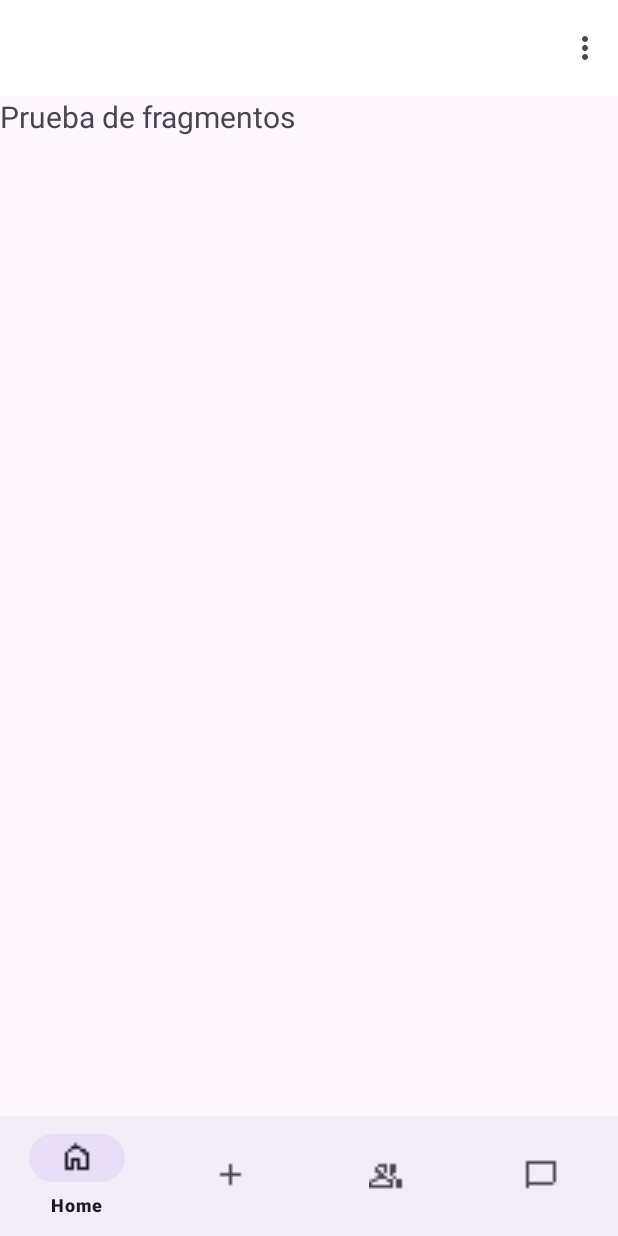
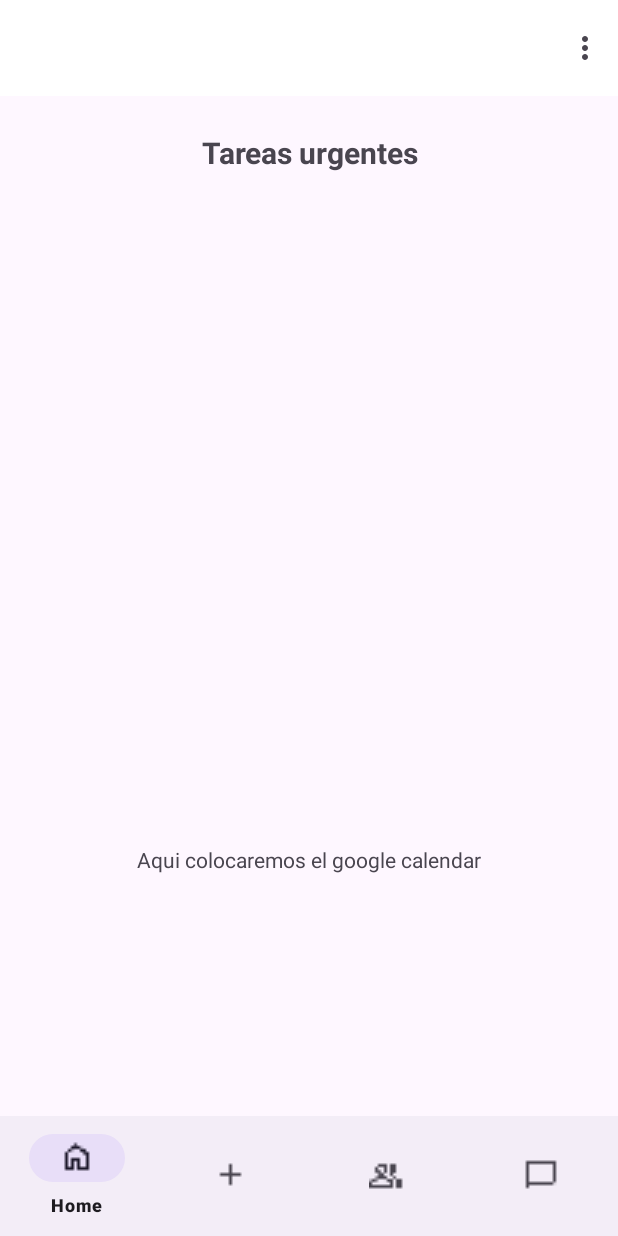
Before and after one commit to Random2127/Abogados, an Android app: the HomeAdmFragment screen opened directly, with no data from a screen before it, on a phone screen of 412 x 824 dp. Run offline under Robolectric (Android 15) with nearby library versions, the phone set to English and light mode, and no system bars.

Commit message:
creados todos los fragmentos abogado

```diff
--- a/app/src/main/java/com/example/abogados/MainActivity.java
+++ b/app/src/main/java/com/example/abogados/MainActivity.java
@@ -22,10 +22,8 @@ public class MainActivity extends AppCompatActivity {
     protected EditText correo;
     protected EditText passwd;
     protected String correoString;
-
     protected TextView registro;
     protected Button boton;
-
     protected Intent pasarPantalla;
 
     @Override
--- a/app/src/main/java/com/example/abogados/abogado/HomeAdmFragment.java
+++ b/app/src/main/java/com/example/abogados/abogado/HomeAdmFragment.java
@@ -61,6 +61,6 @@ public class HomeAdmFragment extends Fragment {
     public View onCreateView(LayoutInflater inflater, ViewGroup container,
                              Bundle savedInstanceState) {
         // Inflate the layout for this fragment
-        return inflater.inflate(R.layout.fragment_home_adm, container, false);
+        return inflater.inflate(R.layout.fragment_adm_home, container, false);
     }
 }
--- /dev/null
+++ b/app/src/main/res/layout/fragment_adm_home.xml
@@ -0,0 +1,50 @@
+<?xml version="1.0" encoding="utf-8"?>
+<androidx.constraintlayout.widget.ConstraintLayout
+    xmlns:android="http://schemas.android.com/apk/res/android"
+    xmlns:app="http://schemas.android.com/apk/res-auto"
+    xmlns:tools="http://schemas.android.com/tools"
+    android:layout_width="match_parent"
+    android:layout_height="match_parent"
+    tools:context=".abogado.AbogadoActivity">
+
+    <ListView
+        android:id="@+id/lista_urgente_home"
+        android:layout_width="0dp"
+        android:layout_height="270dp"
+        android:layout_marginStart="16dp"
+        android:layout_marginTop="16dp"
+        android:layout_marginEnd="16dp"
+        app:layout_constraintEnd_toEndOf="parent"
+        app:layout_constraintHorizontal_bias="0.0"
+        app:layout_constraintStart_toStartOf="parent"
+        app:layout_constraintTop_toBottomOf="@+id/titulo_adm_home">
+
+    </ListView>
+
+    <TextView
+        android:id="@+id/calendar"
+        android:layout_width="wrap_content"
+        android:layout_height="wrap_content"
+        android:text="Aqui colocaremos el google calendar"
+        app:layout_constraintBottom_toBottomOf="parent"
+        app:layout_constraintEnd_toEndOf="parent"
+        app:layout_constraintStart_toStartOf="parent"
+        app:layout_constraintTop_toBottomOf="@+id/lista_urgente_home" />
+
+    <TextView
+        android:id="@+id/titulo_adm_home"
+        android:layout_width="0dp"
+        android:layout_height="wrap_content"
+        android:layout_marginStart="16dp"
+        android:layout_marginTop="24dp"
+        android:layout_marginEnd="16dp"
+        android:text="Tareas urgentes"
+        android:textAlignment="center"
+        android:textSize="20sp"
+        android:textStyle="bold"
+        app:layout_constraintEnd_toEndOf="parent"
+        app:layout_constraintStart_toStartOf="parent"
+        app:layout_constraintTop_toTopOf="parent" />
+
+
+</androidx.constraintlayout.widget.ConstraintLayout>
--- a/app/src/main/res/layout/fragment_chat.xml
+++ /dev/null
@@ -1,6 +0,0 @@
-<?xml version="1.0" encoding="utf-8"?>
-<FrameLayout xmlns:android="http://schemas.android.com/apk/res/android"
-    xmlns:tools="http://schemas.android.com/tools"
-    android:layout_width="match_parent"
-    android:layout_height="match_parent"
-    tools:context=".abogado.ChatFragment"/>
--- a/app/src/main/res/layout/fragment_home_adm.xml
+++ /dev/null
@@ -1,16 +0,0 @@
-<?xml version="1.0" encoding="utf-8"?>
-<FrameLayout
-    xmlns:android="http://schemas.android.com/apk/res/android"
-    xmlns:tools="http://schemas.android.com/tools"
-    android:layout_width="match_parent"
-    android:layout_height="match_parent"
-    tools:context=".abogado.HomeAdmFragment">
-
-    <TextView
-        android:id="@+id/homeText"
-        android:layout_width="wrap_content"
-        android:layout_height="wrap_content"
-        android:text="Prueba de fragmentos"
-        android:textSize="20sp" />
-
-</FrameLayout>
```
Also changed, not shown: app/src/main/java/com/example/abogados/abogado/ChatAdmFragment.java (renamed from app/src/main/java/com/example/abogados/abogado/ChatFragment.java, +6 -6 lines), app/src/main/res/layout/fragment_adm_chat.xml (added, +22 -0 lines), app/src/main/res/layout/fragment_cliente.xml (+52 -3 lines), app/src/main/res/layout/fragment_crear.xml (+99 -3 lines).
